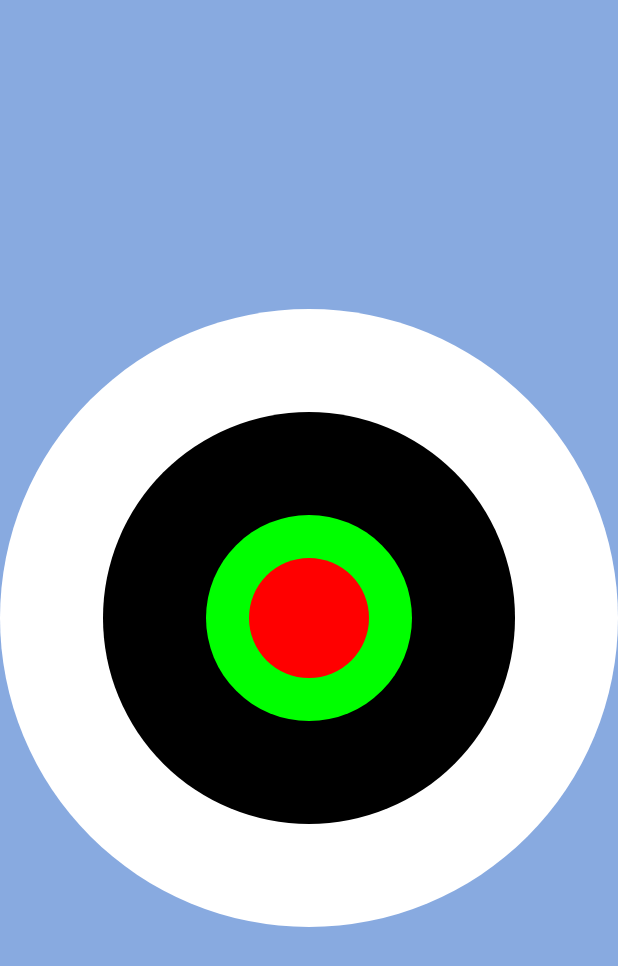
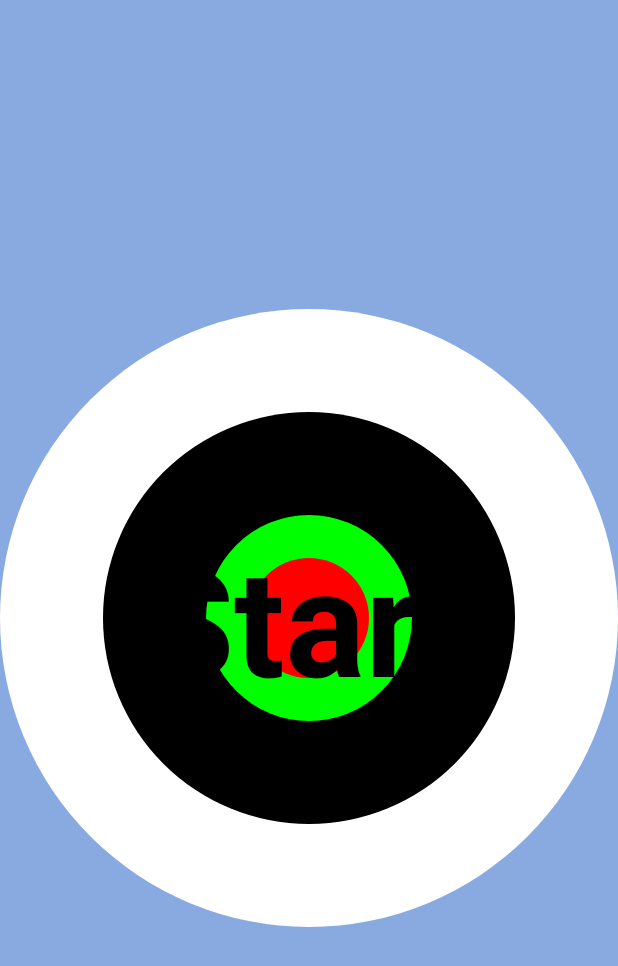
Before and after one commit to ptar104/CMSC436_MS_Detector_Team_Koutras, an Android app: the BallActivity screen opened directly, with no data from a screen before it, on a phone screen of 412 x 824 dp. Shown: the top 966 px of the screen. Run offline under Robolectric (Android 15) with nearby library versions, the phone set to English and light mode, and no system bars.

Commit message:
added timer (part 2)
oops

```diff
--- a/app/src/main/java/com/capstone/petros/cmsc436msdetector/BallView.java
+++ b/app/src/main/java/com/capstone/petros/cmsc436msdetector/BallView.java
@@ -4,12 +4,15 @@ import android.content.Context;
 import android.graphics.Canvas;
 import android.graphics.Color;
 import android.graphics.Paint;
+import android.os.CountDownTimer;
 import android.util.AttributeSet;
 
 import android.view.Display;
 import android.view.MotionEvent;
 import android.view.View;
 import android.view.WindowManager;
+import android.widget.TextView;
+import android.widget.Toast;
 
 /**
  * Created by MarkCreamer on 2/16/17.
@@ -32,6 +35,18 @@ public class BallView extends View {
 
     static final double MAGTHRESHOLD = 45.0, ANGLETHRESHOLD = 72.0; // From experience
     double PITODEG = (360 / (2 * Math.PI));
+
+    CountDownTimer timer = new CountDownTimer(10000, 1000) {
+        @Override
+        public void onTick(long l) {
+
+        }
+
+        @Override
+        public void onFinish() {
+            Toast.makeText(getContext(), "Test is complete!", Toast.LENGTH_SHORT).show();
+        }
+    };
 
     public BallView(Context context) {
         super(context);
@@ -209,4 +224,8 @@ public class BallView extends View {
     public double getAverageFscore(){
         return totalScore / (samples * 1.0);
     }
+
+    public void startTest() {
+        timer.start();
+    }
 }
--- a/app/src/main/res/layout/activity_ball.xml
+++ b/app/src/main/res/layout/activity_ball.xml
@@ -22,6 +22,9 @@
         android:layout_centerInParent="true"
         android:id="@+id/instructionFragmentContainer" />
 
+    <RelativeLayout
+        android:layout_width="wrap_content"
+        android:layout_height="wrap_content">
 
         <com.capstone.petros.cmsc436msdetector.BallView
             android:layout_width="match_parent"
@@ -29,4 +32,19 @@
             android:background="#FF88AAE0"
             android:layout_centerInParent="true"
             android:id="@+id/ballView"/>
+
+        <TextView
+            android:id="@+id/start_text"
+            android:layout_width="wrap_content"
+            android:layout_height="wrap_content"
+            android:layout_centerInParent="true"
+            android:text="Start"
+            android:textSize="100sp"
+            android:textColor="#000000"
+            android:textStyle="normal|bold"
+            android:layout_marginLeft="20dp"
+            android:layout_marginRight="20dp"/>
+
     </RelativeLayout>
+
+</RelativeLayout>
```
Lines whose indentation alone changed are shown as unchanged.
